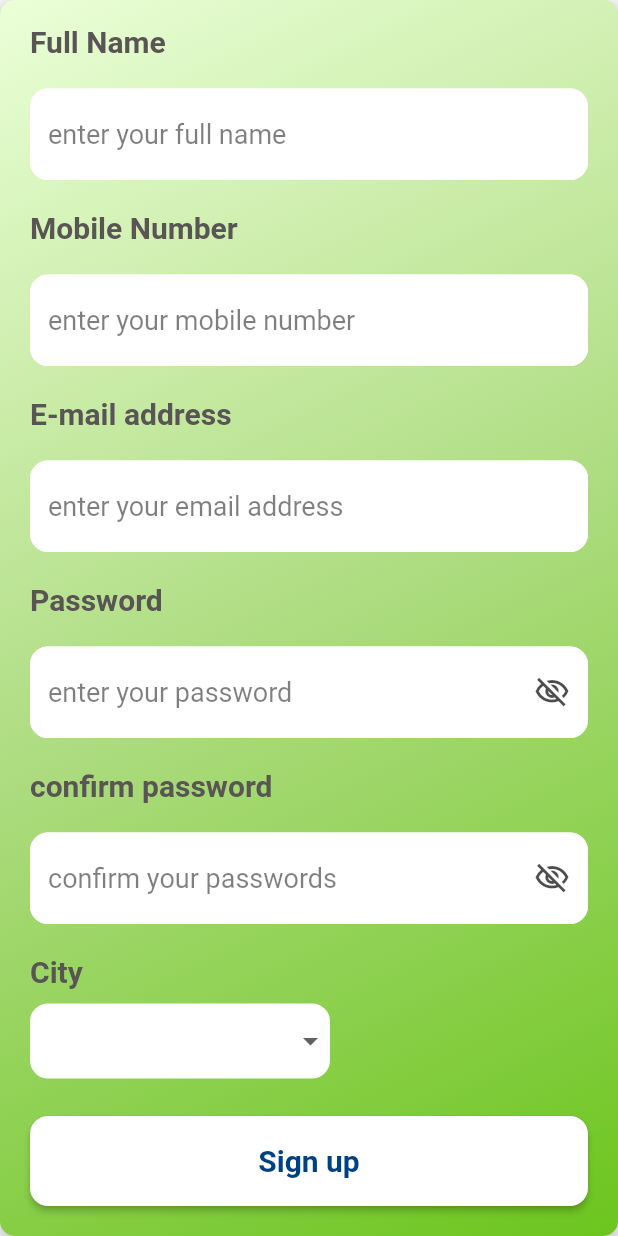
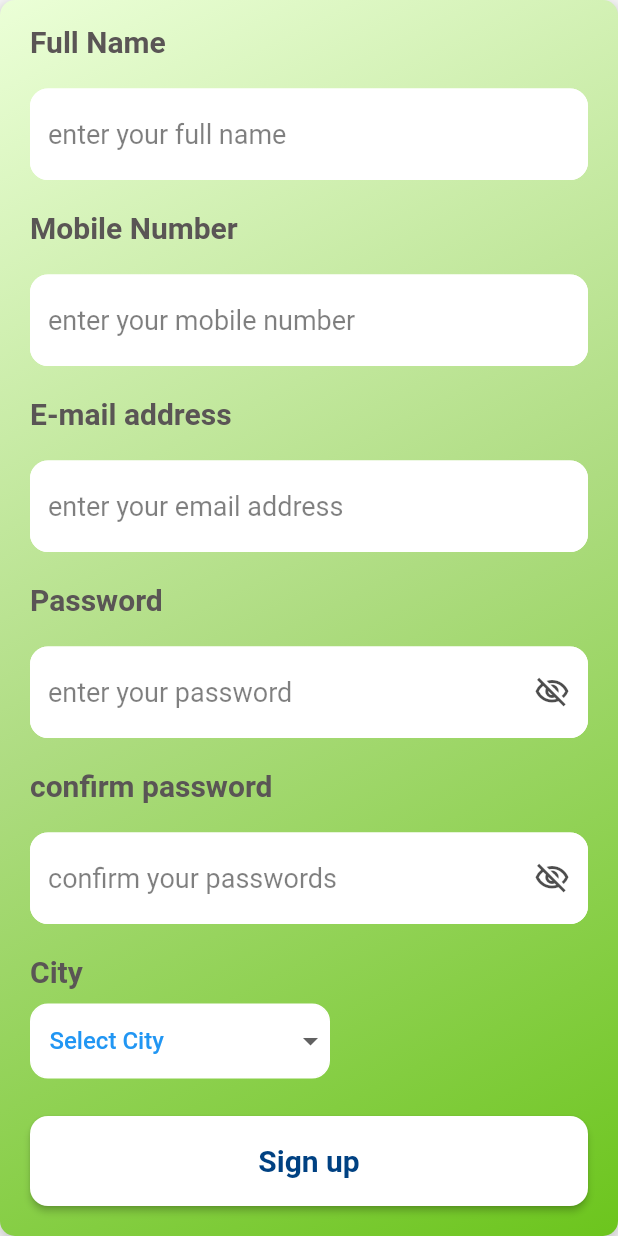
Before and after one commit to Phly101/grabber_app, a Flutter app: the SignUp screen opened by its route, scrolled down 208 dp, on a phone screen of 412 x 824 dp. Run offline on Flutter 3.47's test engine with Material 3 defaults, Android fonts, the phone set to English and light mode, and no system bars; our stand-ins replace animated_splash_screen, badges, bloc, cached_network_image, carousel_slider, cloud_firestore and 13 more; missing offline and left inert: bottom_navbar_with_indicator; accounts and stored records are empty.

Commit message:
fixed color bug in select city

```diff
--- a/lib/UI/auth/sign_up.dart
+++ b/lib/UI/auth/sign_up.dart
@@ -225,8 +225,8 @@ class _SignUpState extends State<SignUp> {
                                         .bodyLarge!
                                         .copyWith(
                                           color: themeBloc.state.appTheme == "L"
-                                              ? Colors.white
-                                              : Colors.black,
+                                              ? Colors.blue
+                                              :Colors.black,
                                         ),
                                   ),
 
@@ -256,8 +256,8 @@ class _SignUpState extends State<SignUp> {
                                                                   .state
                                                                   .appTheme ==
                                                               "L"
-                                                          ? Colors.white
-                                                          : Colors.black,
+                                                          ? Colors.blue
+                                                          : Colors.white,
                                                     ),
                                               ),
                                             ),
```
